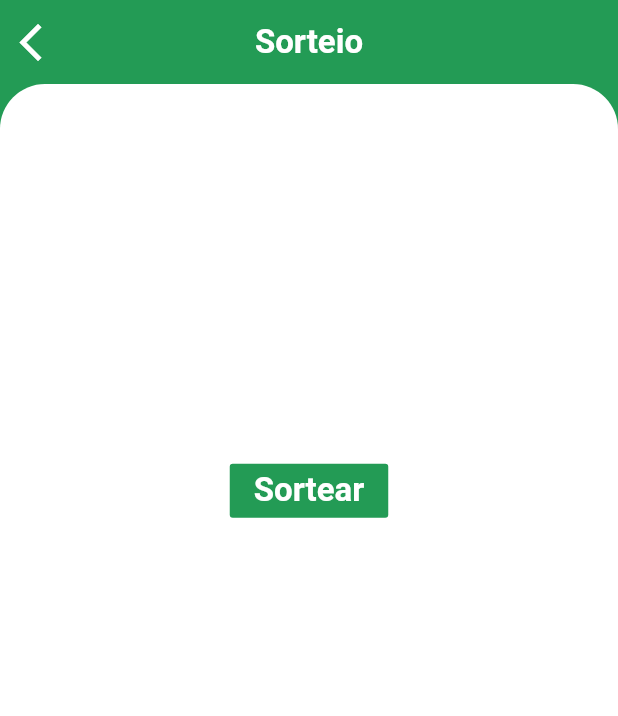
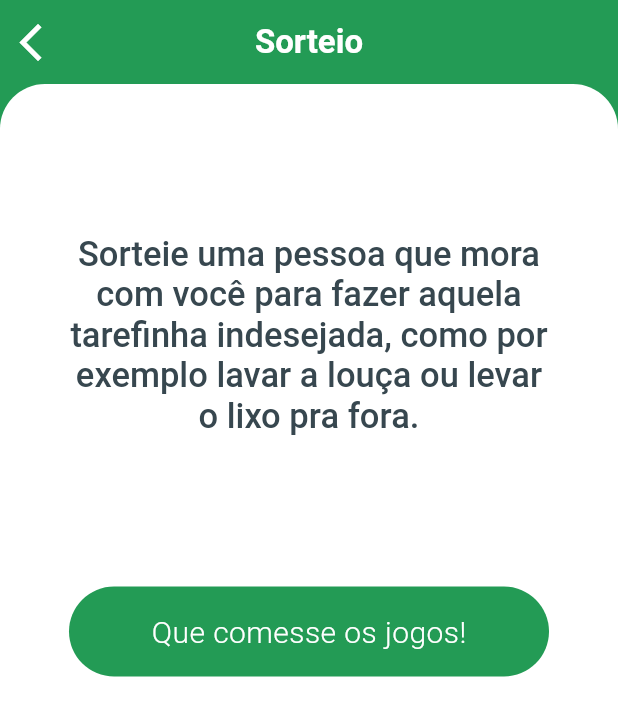
Before and after one commit to exceptionai/mobo, a Flutter app: the RandomScreen screen opened by its route, on a phone screen of 412 x 824 dp. Shown: the top 716 px of the screen. Run offline on Flutter 3.47's test engine with Material 2 defaults, Android fonts, the phone set to English and light mode, and no system bars; our stand-ins replace image_picker, sqflite; missing offline and left inert: flutter_dialogflow; accounts and stored records are empty.

Commit message:
se vira renan

```diff
--- a/lib/components/sign_in_fiap_ex.dart
+++ b/lib/components/input_button_in_fiap_ex.dart
@@ -1,7 +1,10 @@
 import 'package:flutter/material.dart';
 
-class SignInFiapEx extends StatelessWidget {
-  SignInFiapEx();
+class InputButtonFiapEx extends StatelessWidget {
+
+  final String text;
+  InputButtonFiapEx(this.text);
+
   @override
   Widget build(BuildContext context) {
     return (Container(
@@ -13,7 +16,7 @@ class SignInFiapEx extends StatelessWidget {
         borderRadius: BorderRadius.all(const Radius.circular(30.0)),
       ),
       child: Text(
-        "Entrar",
+        text,
         style: TextStyle(
           color: Colors.white,
           fontSize: 20.0,
--- a/lib/screens/chat_screen.dart
+++ b/lib/screens/chat_screen.dart
@@ -233,7 +233,7 @@ class _ChatScreenState extends State<ChatScreen> {
                   child:FutureBuilder<List<MessageHistoryModel>>(
                     future: MessageHistoryRepository().getAllMessageHistory(),
                       builder: (BuildContext context, AsyncSnapshot<List<MessageHistoryModel>> snapshot){
-                        if(snapshot.hasData && !isLoading){
+                        if(snapshot.hasData){
                           return ClipRRect(
                               borderRadius: BorderRadius.only(
                                 topLeft: Radius.circular(30.0),
@@ -249,7 +249,7 @@ class _ChatScreenState extends State<ChatScreen> {
                             ),
                           );
                         }else {
-                          return Center (child: CircularProgressIndicator());
+                          return Center (child: CircularProgressIndicatorEx());
                         }
                       }
                   ),
--- a/lib/screens/login_screen.dart
+++ b/lib/screens/login_screen.dart
@@ -9,7 +9,7 @@ import 'package:flutter/services.dart';
 import 'package:flutter/scheduler.dart' show timeDilation;
 import 'package:mobo/animations/login_animation.dart';
 import 'package:mobo/components/form_container_fiap_ex.dart';
-import 'package:mobo/components/sign_in_fiap_ex.dart';
+import 'package:mobo/components/input_button_in_fiap_ex.dart';
 
 class LoginScreen extends StatefulWidget {
   const LoginScreen({Key key}) : super(key: key);
@@ -100,7 +100,7 @@ class LoginScreenState extends State<LoginScreen>
                                           });
                                           _playAnimation();
                                         },
-                                        child: SignInFiapEx()),
+                                        child: InputButtonFiapEx("Entrar")),
                                   )
                                 : LoginAnimation(
                                     buttonController:
--- a/lib/screens/random_screen.dart
+++ b/lib/screens/random_screen.dart
@@ -2,6 +2,7 @@ import 'dart:math';
 
 import 'package:flutter/material.dart';
 import 'package:mobo/components/circular_progress_indicator_ex.dart';
+import 'package:mobo/components/input_button_in_fiap_ex.dart';
 import 'package:mobo/models/roommate_model.dart';
 import 'package:mobo/repository/roommate_repository.dart';
 
@@ -65,24 +66,34 @@ class _RandomScreenState extends State<RandomScreen> {
             ),
             child: Column(
               children: <Widget>[
+                Container(
+                  margin: EdgeInsets.only(top:100),
+                  decoration: BoxDecoration(
+                    borderRadius: BorderRadius.all(Radius.circular(15.0),),
+                  ),
+                  width: MediaQuery.of(context).size.width * 0.8,
+                  child: Center(
+                    child: Text("""Sorteie uma pessoa que mora com você para fazer aquela tarefinha indesejada, como por exemplo lavar a louça ou levar o lixo pra fora.""",
+                      style:TextStyle(
+                        color: Colors.blueGrey[800],
+                        fontSize: 23.0,
+                        fontWeight: FontWeight.w500,
+                      ),
+                      textAlign: TextAlign.center,
+                    ),
+                  ),
+                ),
                 SizedBox(
-                  height: MediaQuery.of(context).size.height * 0.3,
+                  height: 100,
                 ),
-                FlatButton(
-                  onPressed: (){
+                InkWell(
+                  onTap : (){
                     _generateChosenOne();
                   },
-                  child: Text('Sortear',
-                    style: TextStyle(
-                      color: Colors.white,
-                      fontSize: 22.0,
-                      fontWeight: FontWeight.w600,
-                    ),
-                  ),
-                  color: Theme.of(context).primaryColor,
+                  child: InputButtonFiapEx("Que comesse os jogos!"),
                 ),
                 SizedBox(
-                  height: MediaQuery.of(context).size.height * 0.2,
+                  height: MediaQuery.of(context).size.height * 0.1,
                 ),
                  (chosenOne.name == null) ? Container() :
                  (isLoading) ? CircularProgressIndicatorEx() :
@@ -98,25 +109,22 @@ class _RandomScreenState extends State<RandomScreen> {
                   decoration: BoxDecoration(
                     color:Colors.grey[50],
                     ),
-                  child:Row(
-                    children: <Widget>[
-                      Container(
-                        margin: EdgeInsets.only(left:20),
+                  child:Container(
+                    //margin: EdgeInsets.only(left:20),
+                    width: MediaQuery.of(context).size.width,
                     decoration: BoxDecoration(
                       borderRadius: BorderRadius.all(Radius.circular(15.0),),
                     ),
-                        width: MediaQuery.of(context).size.width * 0.6,
                     child: Center(
                       child: Text(chosenOne.name,
                         style:TextStyle(
                           color: Colors.blueGrey[800],
                           fontSize: 23.0,
                           fontWeight: FontWeight.w500,
-                            )
+                        ),
+                        textAlign: TextAlign.center,
                       ),
                     ),
-                      ),
-                    ],
                   ),
                 ),
               ],
```
Lines whose indentation alone changed are shown as unchanged.
